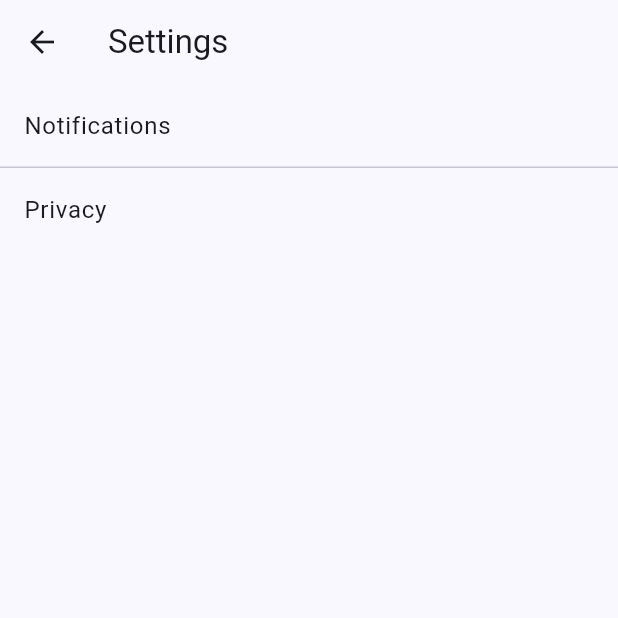
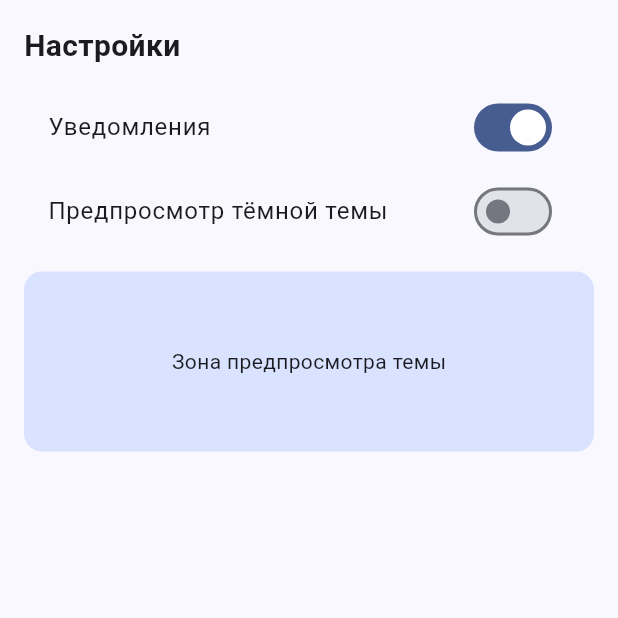
Before and after one commit to superillegal/flutter-prac2, a Flutter app: the SettingsScreen screen opened directly, on a phone screen of 412 x 824 dp, the top half of it. Run offline on Flutter 3.47's test engine with Material 3 defaults, Android fonts, the light colour scheme and no system bars.

Commit message:
screen update

```diff
--- a/lib/main.dart
+++ b/lib/main.dart
@@ -12,7 +12,7 @@ class RKMP3App extends StatelessWidget {
   @override
   Widget build(BuildContext context) {
     return MaterialApp(
-      title: 'RKMP3 Demo',
+      title: 'RKMP3',
       debugShowCheckedModeBanner: false,
       theme: lightTheme,
       darkTheme: darkTheme,
--- a/lib/screens/settings_screen.dart
+++ b/lib/screens/settings_screen.dart
@@ -1,22 +1,47 @@
-import "package:flutter/material.dart";
+import 'package:flutter/material.dart';
 
-class SettingsScreen extends StatelessWidget {
+class SettingsScreen extends StatefulWidget {
   const SettingsScreen({super.key});
 
   @override
+  State<SettingsScreen> createState() => _SettingsScreenState();
+}
+
+class _SettingsScreenState extends State<SettingsScreen> {
+  bool notifications = true;
+  bool darkPreview = false;
+
+  @override
   Widget build(BuildContext context) {
+    final previewColor = darkPreview
+        ? Theme.of(context).colorScheme.inverseSurface
+        : Theme.of(context).colorScheme.primaryContainer;
+
     return Scaffold(
-      appBar: AppBar(
-        title: const Text("Settings"),
-      ),
       body: ListView(
-        children: const [
-          ListTile(
-            title: Text("Notifications"),
+        padding: const EdgeInsets.all(16),
+        children: [
+          const Text('Настройки', style: TextStyle(fontSize: 20, fontWeight: FontWeight.w600)),
+          const SizedBox(height: 12),
+          SwitchListTile(
+            title: const Text('Уведомления'),
+            value: notifications,
+            onChanged: (v) => setState(() => notifications = v),
           ),
-          Divider(height: 0),
-          ListTile(
-            title: Text("Privacy"),
+          SwitchListTile(
+            title: const Text('Предпросмотр тёмной темы'),
+            value: darkPreview,
+            onChanged: (v) => setState(() => darkPreview = v),
+          ),
+          const SizedBox(height: 12),
+          Container(
+            height: 120,
+            alignment: Alignment.center,
+            decoration: BoxDecoration(
+              color: previewColor,
+              borderRadius: BorderRadius.circular(12),
+            ),
+            child: const Text('Зона предпросмотра темы'),
           ),
         ],
       ),
```
Also changed, not shown: lib/screens/about_screen.dart (+22 -8 lines), lib/screens/gallery_screen.dart (+38 -24 lines), lib/screens/profile_screen.dart (+35 -8 lines).
